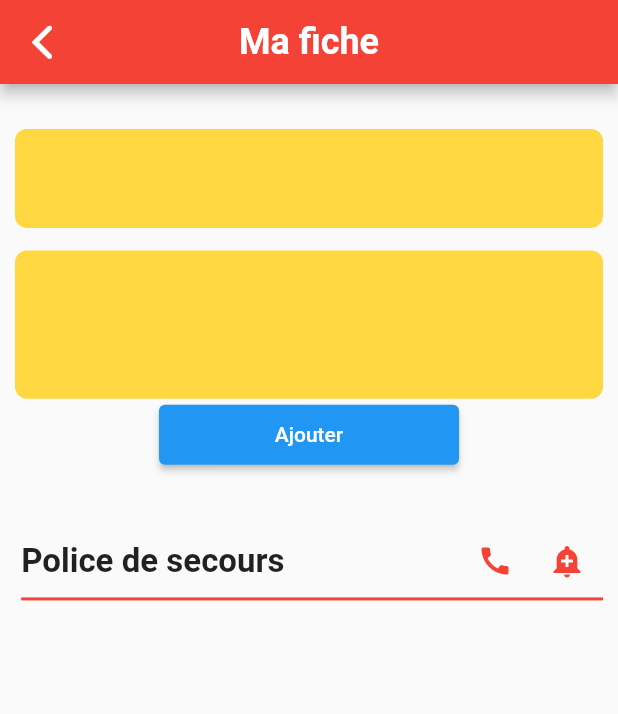
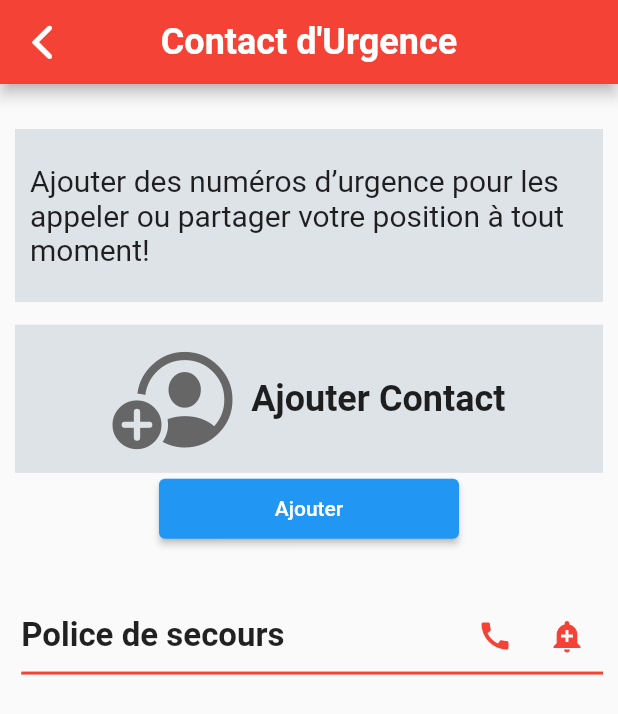
Before and after one commit to devBakary/Urgence-Frontend, a Flutter app: the ContactUrgent screen opened directly, on a phone screen of 412 x 824 dp. Shown: the top 714 px of the screen. Run offline on Flutter 3.47's test engine with Material 2 defaults, Android fonts, the phone set to English and light mode, and no system bars.

Commit message:
une premiere partie de la page contact d'urgence avant integration

```diff
--- a/lib/Screen/Accueil.dart
+++ b/lib/Screen/Accueil.dart
@@ -1,6 +1,7 @@
 import 'package:flutter/cupertino.dart';
 import 'package:flutter/material.dart';
 import 'package:urgence_projet/Screen/Appel.dart';
+import 'package:urgence_projet/Screen/ContactUrgent.dart';
 
 class Accueil extends StatelessWidget {
    Accueil({Key? key}) : super(key: key);
@@ -106,7 +107,7 @@ class Accueil extends StatelessWidget {
 
                             child: InkWell(
                               onTap: (){
-                                print('taped');
+                                Navigator.of(context).push(MaterialPageRoute(builder: (_) =>ContactUrgent()));
                               },
                               child: Container(
                                 decoration: BoxDecoration(
--- a/lib/Screen/Appel.dart
+++ b/lib/Screen/Appel.dart
@@ -1,5 +1,6 @@
 import 'package:flutter/cupertino.dart';
 import 'package:flutter/material.dart';
+import 'package:urgence_projet/Screen/Accueil.dart';
 
 class Appel extends StatelessWidget {
   const Appel({Key? key}) : super(key: key);
@@ -14,7 +15,7 @@ class Appel extends StatelessWidget {
             return IconButton(
               icon: const Icon(CupertinoIcons.back,
                 size: 35,),
-              onPressed: () { Scaffold.of(context).openDrawer(); },
+              onPressed: () { Navigator.of(context).push(MaterialPageRoute(builder: (_) =>Accueil())); },
               tooltip: MaterialLocalizations.of(context).openAppDrawerTooltip,
             );
           },
--- a/lib/Screen/ContactUrgent.dart
+++ b/lib/Screen/ContactUrgent.dart
@@ -1,5 +1,6 @@
 import 'package:flutter/cupertino.dart';
 import 'package:flutter/material.dart';
+import 'package:urgence_projet/Screen/Accueil.dart';
 
 class ContactUrgent extends StatefulWidget {
   const ContactUrgent({Key? key}) : super(key: key);
@@ -19,14 +20,14 @@ class _ContactUrgentState extends State<ContactUrgent> {
             return IconButton(
               icon: const Icon(CupertinoIcons.back,
                 size: 35,),
-              onPressed: () { Scaffold.of(context).openDrawer(); },
+              onPressed: () { Navigator.of(context).push(MaterialPageRoute(builder: (_) =>Accueil())); },
               tooltip: MaterialLocalizations.of(context).openAppDrawerTooltip,
             );
           },
         ),
 
 
-        title: const Text("Ma fiche",
+        title: const Text("Contact d'Urgence",
           style: TextStyle(fontSize: 24,
               fontWeight: FontWeight.bold,
               color: Colors.white),
@@ -39,36 +40,50 @@ class _ContactUrgentState extends State<ContactUrgent> {
         padding: EdgeInsets.only(right: 10, left: 10),
         child: Column(
           children: [
-            //pour la barre de recherche
+            //pour le texte info
             Padding(
-              padding: EdgeInsets.only( top: 30),
+              padding: const EdgeInsets.only( top: 30),
               child: Container(
-                height: MediaQuery.of(context).size.height * .08,
-                decoration: BoxDecoration(
-                  color: Colors.amberAccent,
-                  borderRadius: BorderRadius.circular(8),
+                padding: const EdgeInsets.all(10),
+                height: MediaQuery.of(context).size.height * .14,
+                decoration: const BoxDecoration(
+                  color: Color(0xFFDEE3E8),
+                ),
+                child: const Center(
+                  child: Text("Ajouter des numéros d’urgence pour les appeler ou partager votre position à tout moment!",
+                          style: TextStyle(fontSize: 20,),),
                 ),
               ),
             ),
-            //pour le box contenant le text
+
+            //pour le box contenant le text et l'icon
             Padding(
-              padding: EdgeInsets.only(top: 15),
+              padding: const EdgeInsets.only(top: 15),
               child: Container(
                 height: MediaQuery.of(context).size.height * .12,
-                decoration: BoxDecoration(
-                  color: Colors.amberAccent,
-                  borderRadius: BorderRadius.circular(8),
+                decoration: const BoxDecoration(
+                  color: Color(0xFFDEE3E8),
+                ),
+                child: Row(
+                  mainAxisAlignment: MainAxisAlignment.center,
+                  children: [
+                    const Icon(CupertinoIcons.person_crop_circle_badge_plus, size: 80,  color: Color(0xFF666666),),
+
+                    SizedBox(width: MediaQuery.of(context).size.width * .03,),
+
+                    const Text('Ajouter Contact', style: TextStyle(fontSize: 24, fontWeight: FontWeight.bold,),)
+                  ],
                 ),
               ),
             ),
             //fin _______________________________________________ _____________
 
-            //pour ajpouter le bouton
+            //pour ajouter le bouton
             Container(
               child: Center(
                 child: ElevatedButton(
                   onPressed: (){},
-                  child: Text("Ajouter"),
+                  child: const Text("Ajouter"),
                   style: ElevatedButton.styleFrom(
                       minimumSize: Size(200, 40)
                   ),
```
